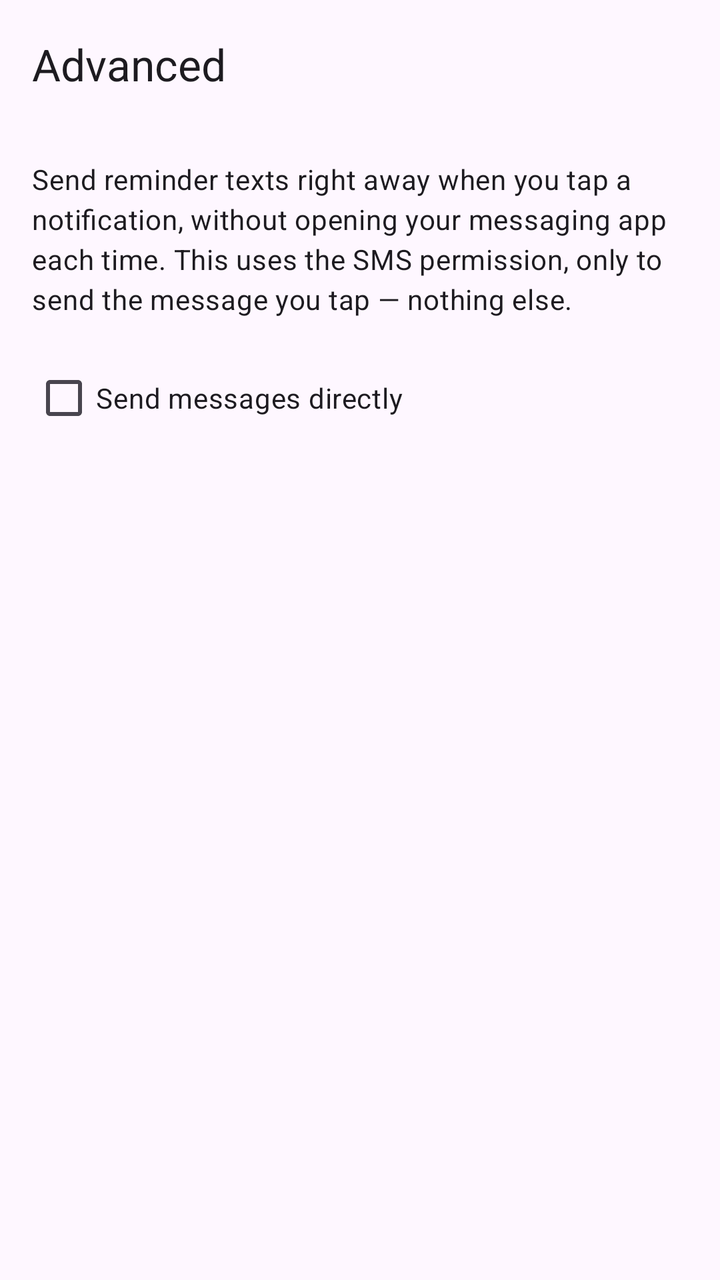
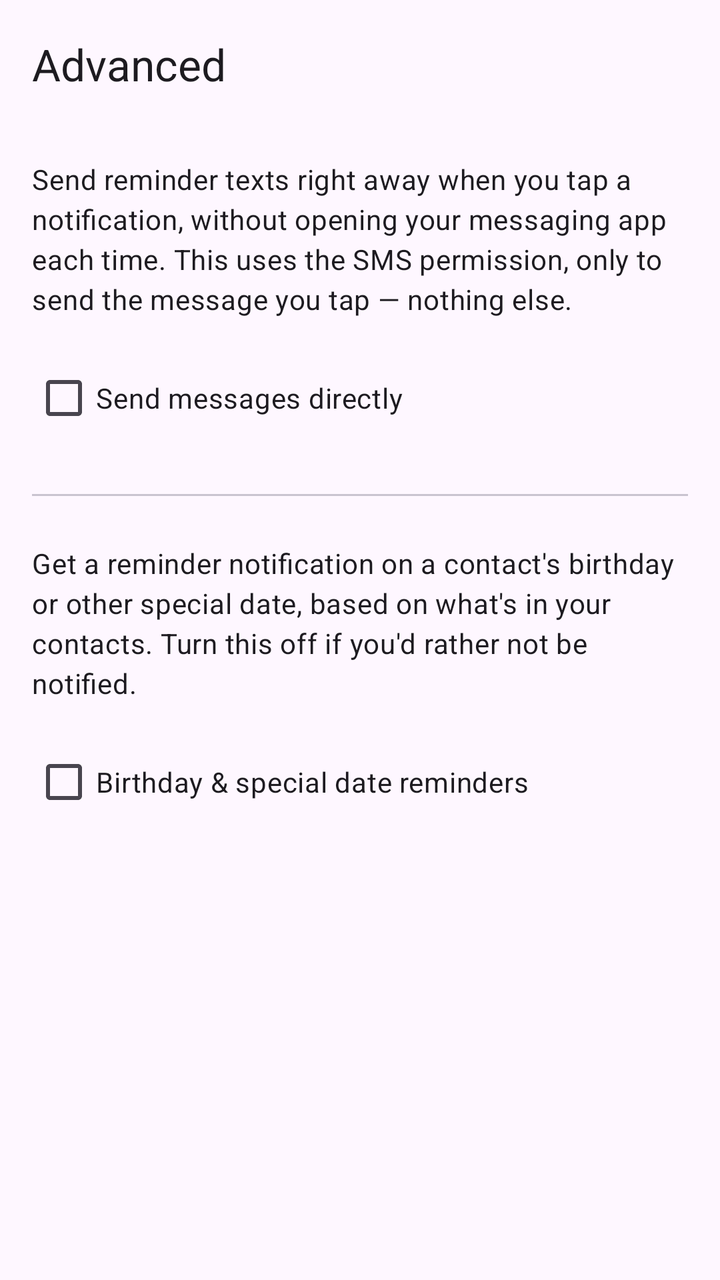

Before-and-after screenshots of an Android layout around one commit, followed by the original layout XML and the change that was made.
<!-- AndroidManifest.xml: application theme Theme.FriendMinder -->
<!-- res/layout/fragment_advanced_settings.xml -->
<?xml version="1.0" encoding="utf-8"?>
<LinearLayout xmlns:android="http://schemas.android.com/apk/res/android"
    xmlns:app="http://schemas.android.com/apk/res-auto"
    android:layout_width="match_parent"
    android:layout_height="match_parent"
    android:orientation="vertical">

    <com.google.android.material.appbar.MaterialToolbar
        android:id="@+id/toolbar"
        android:layout_width="match_parent"
        android:layout_height="?attr/actionBarSize"
        app:title="@string/title_advanced_settings" />

    <ScrollView
        android:layout_width="match_parent"
        android:layout_height="0dp"
        android:layout_weight="1">

        <LinearLayout
            android:layout_width="match_parent"
            android:layout_height="wrap_content"
            android:orientation="vertical"
            android:padding="16dp">

            <TextView
                android:layout_width="match_parent"
                android:layout_height="wrap_content"
                android:text="@string/helper_direct_send_explanation"
                android:textAppearance="?attr/textAppearanceBodyMedium"
                android:layout_marginBottom="16dp" />

            <CheckBox
                android:id="@+id/directSendCheckbox"
                android:layout_width="wrap_content"
                android:layout_height="wrap_content"
                android:text="@string/checkbox_direct_send" />

            <TextView
                android:id="@+id/permissionDeniedHelper"
                android:layout_width="match_parent"
                android:layout_height="wrap_content"
                android:text="@string/label_direct_send_permission_denied"
                android:textAppearance="?attr/textAppearanceBodyMedium"
                android:textColor="?attr/colorError"
                android:layout_marginTop="16dp"
                android:visibility="gone" />

        </LinearLayout>
    </ScrollView>
</LinearLayout>
<!-- resources referenced by this layout -->
<resources>
  <string name="checkbox_direct_send">Send messages directly</string>
  <string name="helper_direct_send_explanation">Send reminder texts right away when you tap a notification, without opening your messaging app each time. This uses the SMS permission, only to send the message you tap — nothing else.</string>
  <string name="label_direct_send_permission_denied">SMS permission isn\'t granted, so messages will open in your messaging app instead. To enable direct sending, turn this back on and allow the permission when asked.</string>
  <string name="title_advanced_settings">Advanced</string>
  <style name="Theme.FriendMinder" parent="Theme.Material3.DayNight.NoActionBar">
          <item name="colorPrimary">@color/fm_primary</item>
          <item name="colorSecondary">@color/fm_secondary</item>
          <item name="colorOnPrimary">@color/fm_avatar_initials_light</item>
          <item name="colorOnSecondary">@color/fm_avatar_initials_light</item>
      </style>
  <color name="fm_primary">#00695C</color>
  <color name="fm_secondary">#E8871E</color>
  <color name="fm_avatar_initials_light">#FFFFFF</color>
</resources>

<!-- the commit's change to res/layout/fragment_advanced_settings.xml (unified diff, before → after) -->
@@ -45,6 +45,26 @@
                 android:layout_marginTop="16dp"
                 android:visibility="gone" />
 
+            <View
+                android:layout_width="match_parent"
+                android:layout_height="1dp"
+                android:layout_marginTop="24dp"
+                android:layout_marginBottom="24dp"
+                android:background="?attr/colorOutlineVariant" />
+
+            <TextView
+                android:layout_width="match_parent"
+                android:layout_height="wrap_content"
+                android:text="@string/helper_birthday_check_explanation"
+                android:textAppearance="?attr/textAppearanceBodyMedium"
+                android:layout_marginBottom="16dp" />
+
+            <CheckBox
+                android:id="@+id/birthdayCheckCheckbox"
+                android:layout_width="wrap_content"
+                android:layout_height="wrap_content"
+                android:text="@string/checkbox_birthday_check" />
+
         </LinearLayout>
     </ScrollView>
 </LinearLayout>
<!-- resource entries referenced after the edit -->
@@ -1,6 +1,8 @@
 <!-- resources referenced by this layout -->
 <resources>
+  <string name="checkbox_birthday_check">Birthday &amp; special date reminders</string>
   <string name="checkbox_direct_send">Send messages directly</string>
+  <string name="helper_birthday_check_explanation">Get a reminder notification on a contact\'s birthday or other special date, based on what\'s in your contacts. Turn this off if you\'d rather not be notified.</string>
   <string name="helper_direct_send_explanation">Send reminder texts right away when you tap a notification, without opening your messaging app each time. This uses the SMS permission, only to send the message you tap — nothing else.</string>
   <string name="label_direct_send_permission_denied">SMS permission isn\'t granted, so messages will open in your messaging app instead. To enable direct sending, turn this back on and allow the permission when asked.</string>
   <string name="title_advanced_settings">Advanced</string>
